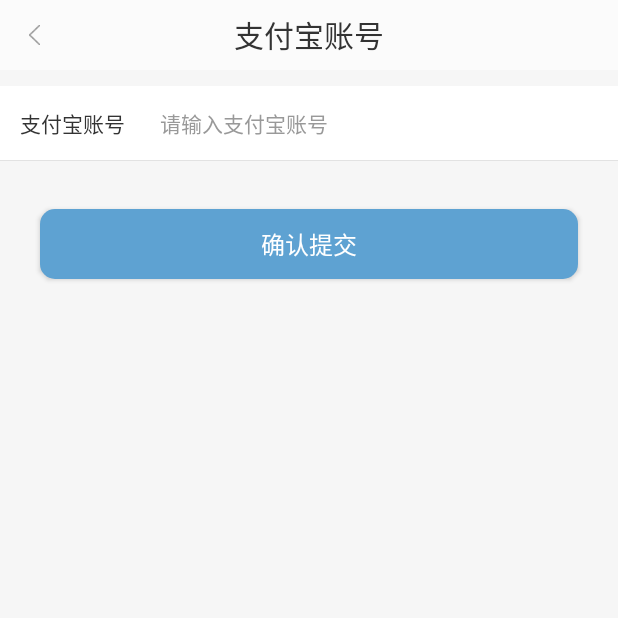
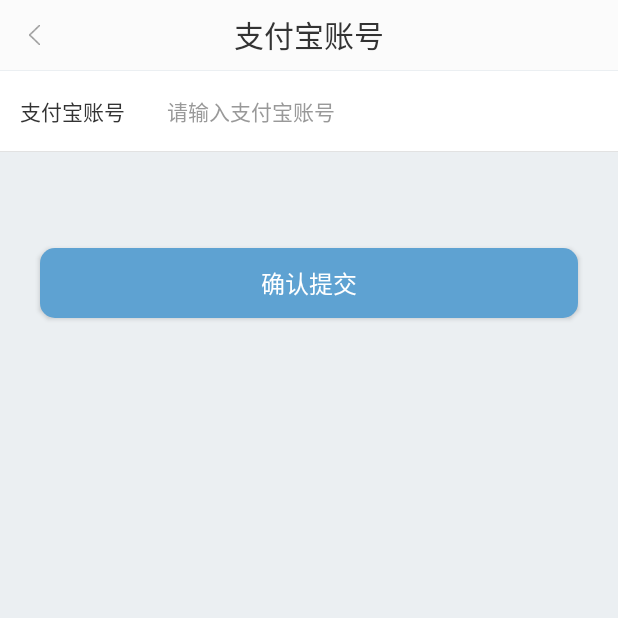
Before and after one commit to display822/hdy, an Android app: the PayAccountActivity screen opened directly, with no data from a screen before it, on a phone screen of 412 x 824 dp, the top half of it. Run offline under Robolectric (Android 15) with nearby library versions, the phone set to English and light mode, and no system bars; our stand-ins replace ButterKnife; libraries missing offline, so code that uses them is left out: com.blankj.utilcode, com.gyf.barlibrary; 3 statements that could not run were skipped.

Commit message:
应用图标和 收款方式

```diff
--- a/QBStore/app/src/main/java/org/store/android/rw/haoduoyu/adapter/SecondTabFragmentAdapter.java
+++ b/QBStore/app/src/main/java/org/store/android/rw/haoduoyu/adapter/SecondTabFragmentAdapter.java
@@ -16,10 +16,6 @@
     @Override
     protected void convert(BaseViewHolder helper, String item) {
         int layoutPosition = helper.getLayoutPosition();
-        Integer i = Integer.valueOf(item);
-        if (i > 0) {
-            item = "+" + item;
-        }
         helper.setText(R.id.tv_item_title, layoutPosition == 0 ? mContext.getResources().getString(R.string.group_list_activity_title) : mContext.getResources().getString(R.string.retail_list_activity_title))
                 .setText(R.id.tv_item_content, layoutPosition == 0 ? "代理是我直接推广的客户" : "零售是代理商帮助我推广的客户")
                 .setText(R.id.tv_item_price, item);
--- a/QBStore/app/src/main/res/layout/activity_pay_account.xml
+++ b/QBStore/app/src/main/res/layout/activity_pay_account.xml
@@ -2,7 +2,7 @@
 <LinearLayout xmlns:android="http://schemas.android.com/apk/res/android"
     android:layout_width="match_parent"
     android:layout_height="match_parent"
-    android:background="@color/rgb_f6f6f6"
+    android:background="@color/rgb_ebeff2"
     android:orientation="vertical">
 
 
@@ -10,23 +10,24 @@
 
     <include layout="@layout/layout_toobar" />
 
+    <View
+        android:layout_width="match_parent"
+        android:layout_height="@dimen/y1"
+        android:background="@color/rgb_ebeff2" />
 
     <LinearLayout
         android:layout_width="match_parent"
         android:layout_height="match_parent"
         android:orientation="vertical">
-
-
         <LinearLayout
             android:layout_width="match_parent"
             android:layout_height="wrap_content"
-            android:layout_marginTop="@dimen/y20"
             android:background="@color/white"
             android:orientation="vertical">
 
             <LinearLayout
                 android:layout_width="match_parent"
-                android:layout_height="@dimen/y92"
+                android:layout_height="@dimen/y100"
                 android:orientation="horizontal"
                 android:paddingLeft="@dimen/x24"
                 android:paddingRight="@dimen/x24">
@@ -44,11 +45,11 @@
                     android:layout_width="match_parent"
                     android:layout_height="match_parent"
                     android:layout_gravity="center_vertical"
-                    android:layout_marginLeft="@dimen/x42"
+                    android:layout_marginLeft="@dimen/x50"
                     android:background="@null"
                     android:gravity="center_vertical"
                     android:hint="请输入支付宝账号"
-                    android:textColor="@color/rgb_333333"
+                    android:textColor="@color/rgb_999999"
                     android:textColorHint="@color/rgb_999999"
                     android:textSize="14sp" />
             </LinearLayout>
@@ -67,7 +68,7 @@
             android:layout_height="@dimen/y88"
             android:layout_marginLeft="@dimen/x48"
             android:layout_marginRight="@dimen/x48"
-            android:layout_marginTop="@dimen/y60"
+            android:layout_marginTop="@dimen/y120"
             android:background="@drawable/background_btn"
             android:gravity="center"
             android:text="确认提交"
--- a/QBStore/app/src/main/res/layout/fragment_fourth_tab.xml
+++ b/QBStore/app/src/main/res/layout/fragment_fourth_tab.xml
@@ -168,7 +168,7 @@
                     android:layout_centerVertical="true"
                     android:layout_marginLeft="@dimen/x24"
                     android:layout_toRightOf="@+id/iv_address_ico"
-                    android:text="信息地址"
+                    android:text="地址信息"
                     android:textColor="@color/rgb_333333"
                     android:textSize="13sp" />
 
```
Also changed, not shown: QBStore/app/src/main/res/mipmap-mdpi/ic_launcher.png, QBStore/app/src/main/res/mipmap-xhdpi/ic_launcher.png, QBStore/app/src/main/res/mipmap-xxhdpi/ic_launcher.png, QBStore/app/src/main/res/mipmap-xxxhdpi/ic_launcher.png (added).
